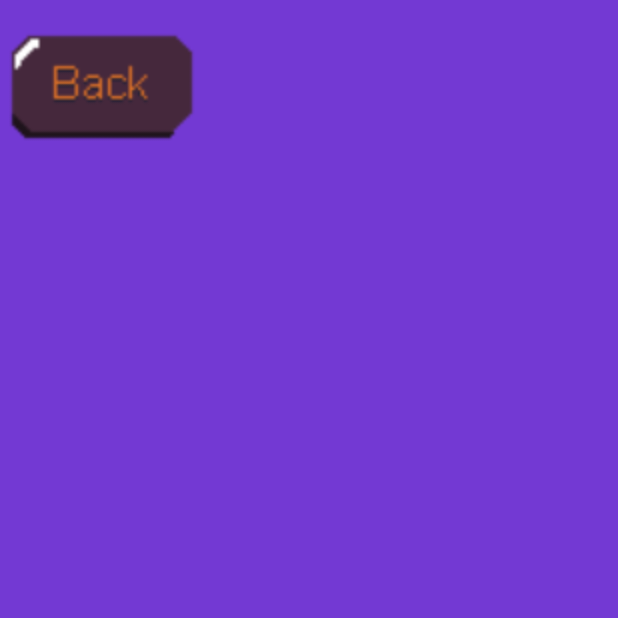
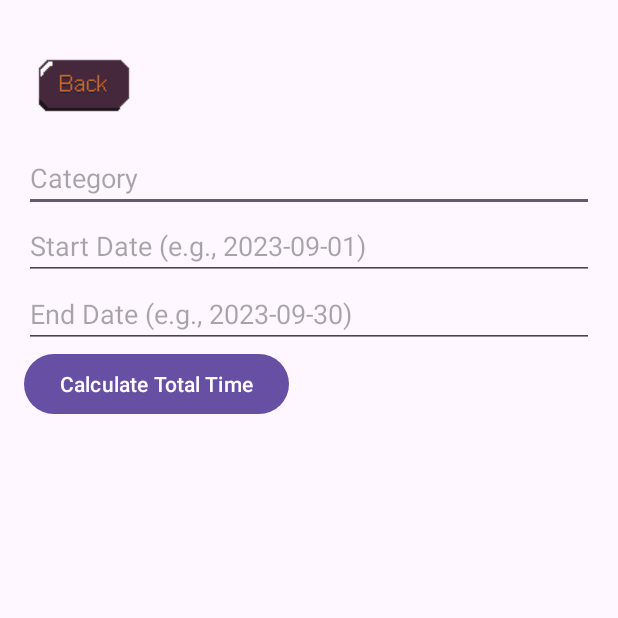
Before and after one commit to mattdelta2/OPCS7311, an Android app: the Date screen opened directly, with no data from a screen before it, on a phone screen of 412 x 824 dp, the top half of it. Run offline under Robolectric (Android 15) with nearby library versions, the phone set to English and light mode, and no system bars.

Commit message:
Added where you can see total time spent on each category during specific dates

```diff
--- a/app/src/main/java/com/example/myapplication/Date.kt
+++ b/app/src/main/java/com/example/myapplication/Date.kt
@@ -1,29 +1,84 @@
 package com.example.myapplication
 
-import android.content.Intent
+import android.os.Bundle
+import android.view.View
+import android.widget.Button
+import android.widget.EditText
+import android.widget.ImageButton
+import android.widget.TextView
 import androidx.appcompat.app.AppCompatActivity
-import android.os.Bundle
-import android.widget.Button
-import android.widget.ImageButton
+import java.text.SimpleDateFormat
+import java.util.Locale
 
 class Date : AppCompatActivity() {
+    private lateinit var backButton: ImageButton
+    private lateinit var categoryEditText: EditText
+    private lateinit var startDateEditText: EditText
+    private lateinit var endDateEditText: EditText
+    private lateinit var calculateButton: Button
+    private lateinit var totalTimeTextView: TextView
 
-    private lateinit var backButton: ImageButton
     override fun onCreate(savedInstanceState: Bundle?) {
         super.onCreate(savedInstanceState)
         setContentView(R.layout.activity_date)
 
-        backButton = findViewById(R.id.backBTN)
+        // Initialize UI elements
+        backButton = findViewById(R.id.backButton)
+        categoryEditText = findViewById(R.id.categoryEditText)
+        startDateEditText = findViewById(R.id.startDateEditText)
+        endDateEditText = findViewById(R.id.endDateEditText)
+        calculateButton = findViewById(R.id.calculateButton)
+        totalTimeTextView = findViewById(R.id.totalTimeTextView)
 
-        backButton.setOnClickListener{(back())}
+        backButton.setOnClickListener {
+            // Handle the back button click to return to the previous page
+            finish()
+        }
 
+        calculateButton.setOnClickListener {
+            // Handle the calculate button click
+            calculateTotalTime()
+        }
     }
 
+    private fun calculateTotalTime() {
+        // Retrieve user inputs
+        val category = categoryEditText.text.toString()
+        val startDate = startDateEditText.text.toString()
+        val endDate = endDateEditText.text.toString()
 
-    private fun back()
-    {
-        val intent = Intent(this, MainMenu::class.java)
-        startActivity(intent)
-        finish()
+        // Calculate total duration
+        val totalMillis = calculateTotalDuration(category, startDate, endDate)
+
+        // Format and display the result
+        val formattedTime = formatMillisToHours(totalMillis)
+        val resultText = "Total time spent on $category from $startDate to $endDate: $formattedTime"
+        totalTimeTextView.text = resultText
+        totalTimeTextView.visibility = View.VISIBLE
+    }
+
+    private fun calculateTotalDuration(category: String, startDate: String, endDate: String): Long {
+        // TODO: Implement filtering and calculation logic here
+        // Get timesheet entries matching the category and date range, then calculate the total duration.
+        val matchingEntries = getMatchingTimesheetEntries(category, startDate, endDate)
+        return calculateTotalDurationMillis(matchingEntries)
+    }
+
+    private fun getMatchingTimesheetEntries(category: String, startDate: String, endDate: String): List<TimesheetEntry> {
+        // TODO: Filter timesheet entries matching the category and date range.
+        // Replace this with your actual filtering logic.
+        return emptyList()
+    }
+
+    private fun calculateTotalDurationMillis(entries: List<TimesheetEntry>): Long {
+        // TODO: Calculate the total duration in milliseconds.
+        // Replace this with your actual duration calculation logic.
+        return 0
+    }
+
+    private fun formatMillisToHours(millis: Long): String {
+        val hours = millis / (1000 * 60 * 60)
+        val minutes = (millis % (1000 * 60 * 60)) / (1000 * 60)
+        return String.format(Locale.getDefault(), "%02d:%02d", hours, minutes)
     }
 }
--- a/app/src/main/res/layout/activity_date.xml
+++ b/app/src/main/res/layout/activity_date.xml
@@ -1,22 +1,50 @@
 <?xml version="1.0" encoding="utf-8"?>
-<androidx.constraintlayout.widget.ConstraintLayout xmlns:android="http://schemas.android.com/apk/res/android"
+<LinearLayout
+    xmlns:android="http://schemas.android.com/apk/res/android"
     xmlns:app="http://schemas.android.com/apk/res-auto"
     xmlns:tools="http://schemas.android.com/tools"
     android:layout_width="match_parent"
     android:layout_height="match_parent"
-    android:background="#7339D3"
+    android:orientation="vertical"
+    android:padding="16dp"
     tools:context=".Date">
 
     <ImageButton
-        android:id="@+id/backBTN"
+        android:id="@+id/backButton"
         android:layout_width="wrap_content"
         android:layout_height="wrap_content"
-        android:layout_marginStart="28dp"
+        android:background="#00FFFFFF"
+        android:src="@drawable/backbutton" />
+
+    <EditText
+        android:id="@+id/categoryEditText"
+        android:layout_width="match_parent"
+        android:layout_height="wrap_content"
+        android:hint="Category" />
+
+    <EditText
+        android:id="@+id/startDateEditText"
+        android:layout_width="match_parent"
+        android:layout_height="wrap_content"
+        android:hint="Start Date (e.g., 2023-09-01)" />
+
+    <EditText
+        android:id="@+id/endDateEditText"
+        android:layout_width="match_parent"
+        android:layout_height="wrap_content"
+        android:hint="End Date (e.g., 2023-09-30)" />
+
+    <Button
+        android:id="@+id/calculateButton"
+        android:layout_width="wrap_content"
+        android:layout_height="wrap_content"
+        android:text="Calculate Total Time" />
+
+    <TextView
+        android:id="@+id/totalTimeTextView"
+        android:layout_width="wrap_content"
+        android:layout_height="wrap_content"
         android:layout_marginTop="16dp"
-        android:background="#00FFFFFF"
-        android:scaleX="2"
-        android:scaleY="2"
-        app:layout_constraintStart_toStartOf="parent"
-        app:layout_constraintTop_toTopOf="parent"
-        app:srcCompat="@drawable/backbutton" />
-</androidx.constraintlayout.widget.ConstraintLayout>
+        android:text=""
+        android:textSize="18sp" />
+</LinearLayout>
```
